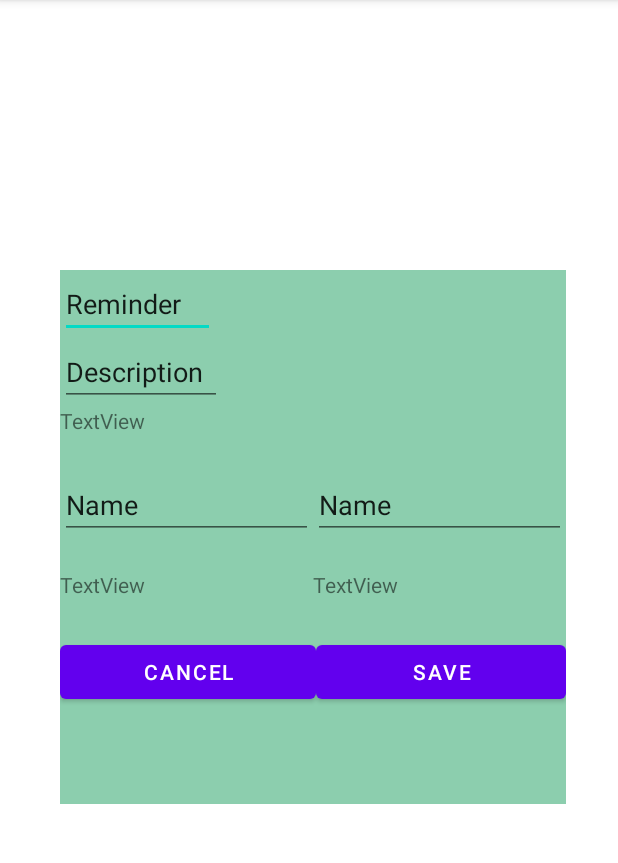
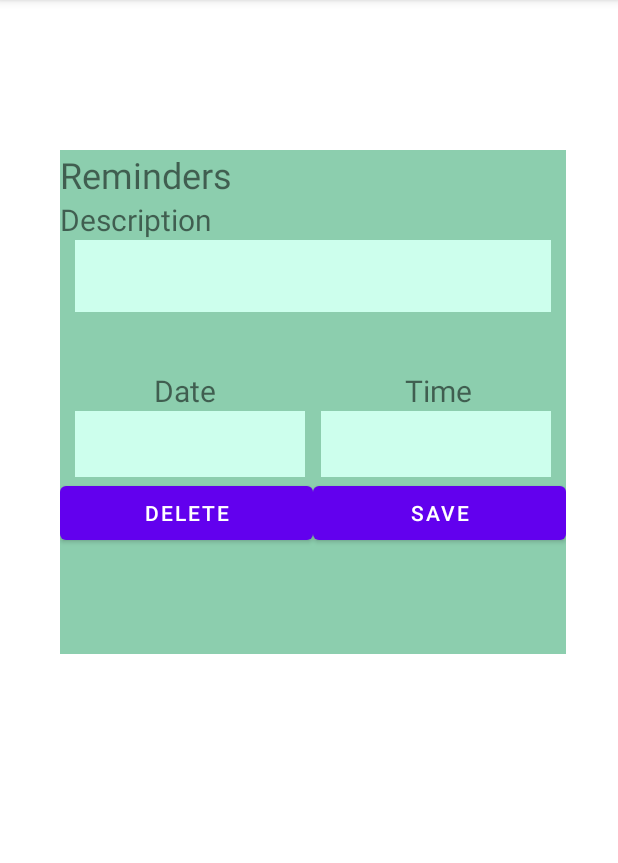
Before and after one commit to DevinSidler/Modul335, an Android app: the ReminderActivity screen opened directly, with no data from a screen before it, on a phone screen of 412 x 824 dp, the part 84-947 px from its top. Run offline under Robolectric (Android 15) with nearby library versions, the phone set to English and light mode, and no system bars.

Commit message:
GUI Changes

```diff
--- a/app/src/main/res/layout/activity_reminder.xml
+++ b/app/src/main/res/layout/activity_reminder.xml
@@ -6,13 +6,13 @@
     android:layout_height="match_parent"
     tools:context=".activity.NoteActivity">
 
-<FrameLayout
+    <FrameLayout
         android:layout_width="417dp"
         android:layout_height="736dp"
         android:paddingLeft="40dp"
-        android:paddingTop="180dp"
+        android:paddingTop="100dp"
         android:paddingRight="40dp"
-        android:paddingBottom="200dp"
+        android:paddingBottom="300dp"
         tools:layout_editor_absoluteX="-5dp"
         tools:layout_editor_absoluteY="-5dp">
 
@@ -22,51 +22,54 @@
             android:background="#8CCEAE"
             android:orientation="vertical">
 
-            <EditText
-                android:id="@+id/editTextTextPersonName4"
-                android:layout_width="103dp"
+            <TextView
+                android:id="@+id/textView4"
+                android:layout_width="match_parent"
                 android:layout_height="wrap_content"
-                android:ems="10"
-                android:inputType="textPersonName"
-                android:text="Reminder" />
+                android:text="Reminders"
+                android:textSize="24sp" />
+
+            <TextView
+                android:id="@+id/textView5"
+                android:layout_width="match_parent"
+                android:layout_height="wrap_content"
+                android:text="Description"
+                android:textSize="20sp" />
 
             <EditText
-                android:id="@+id/editTextTextPersonName5"
-                android:layout_width="108dp"
-                android:layout_height="wrap_content"
-                android:ems="10"
-                android:inputType="textPersonName"
-                android:text="Description" />
-
-            <TextView
                 android:id="@+id/description"
                 android:layout_width="match_parent"
-                android:layout_height="43dp"
-                android:inputType="text"
-                android:text="TextView" />
+                android:layout_height="48dp"
+                android:layout_marginLeft="10dp"
+                android:layout_marginRight="10dp"
+                android:background="@color/textBackground"
+                android:ems="10"
+                android:inputType="textPersonName" />
 
             <LinearLayout
                 android:layout_width="match_parent"
                 android:layout_height="66dp"
                 android:orientation="horizontal">
 
-                <EditText
-                    android:id="@+id/editTextTextPersonName7"
+                <TextView
+                    android:id="@+id/textView6"
                     android:layout_width="wrap_content"
                     android:layout_height="wrap_content"
+                    android:layout_gravity="bottom"
                     android:layout_weight="1"
-                    android:ems="10"
-                    android:inputType="textPersonName"
-                    android:text="Name" />
+                    android:text="Date"
+                    android:textAlignment="center"
+                    android:textSize="20sp" />
 
-                <EditText
-                    android:id="@+id/editTextTextPersonName8"
+                <TextView
+                    android:id="@+id/textView7"
                     android:layout_width="wrap_content"
                     android:layout_height="wrap_content"
+                    android:layout_gravity="bottom"
                     android:layout_weight="1"
-                    android:ems="10"
-                    android:inputType="textPersonName"
-                    android:text="Name" />
+                    android:text="Time"
+                    android:textAlignment="center"
+                    android:textSize="20sp" />
             </LinearLayout>
 
             <LinearLayout
@@ -74,34 +77,40 @@
                 android:layout_height="44dp"
                 android:orientation="horizontal">
 
-                <TextView
+                <EditText
                     android:id="@+id/reminderDate"
                     android:layout_width="wrap_content"
                     android:layout_height="match_parent"
+                    android:layout_marginLeft="10dp"
+                    android:layout_marginRight="5dp"
                     android:layout_weight="1"
-                    android:inputType="date"
-                    android:text="TextView" />
+                    android:background="@color/textBackground"
+                    android:ems="10"
+                    android:inputType="date" />
 
-                <TextView
+                <EditText
                     android:id="@+id/reminderTime"
                     android:layout_width="wrap_content"
-                    android:layout_height="match_parent"
+                    android:layout_height="44dp"
+                    android:layout_marginLeft="5dp"
+                    android:layout_marginRight="10dp"
                     android:layout_weight="1"
-                    android:inputType="time"
-                    android:text="TextView" />
+                    android:background="@color/textBackground"
+                    android:ems="10"
+                    android:inputType="time" />
             </LinearLayout>
 
             <LinearLayout
                 android:layout_width="match_parent"
-                android:layout_height="match_parent"
+                android:layout_height="69dp"
                 android:orientation="horizontal">
 
                 <Button
-                    android:id="@+id/cancelReminder"
+                    android:id="@+id/deleteReminder"
                     android:layout_width="wrap_content"
                     android:layout_height="wrap_content"
                     android:layout_weight="1"
-                    android:text="Cancel" />
+                    android:text="Delete" />
 
                 <Button
                     android:id="@+id/saveReminder"
```
Also changed, not shown: app/src/main/res/layout/activity_main.xml (+23 -22 lines), app/src/main/res/layout/activity_note.xml (+18 -23 lines).
